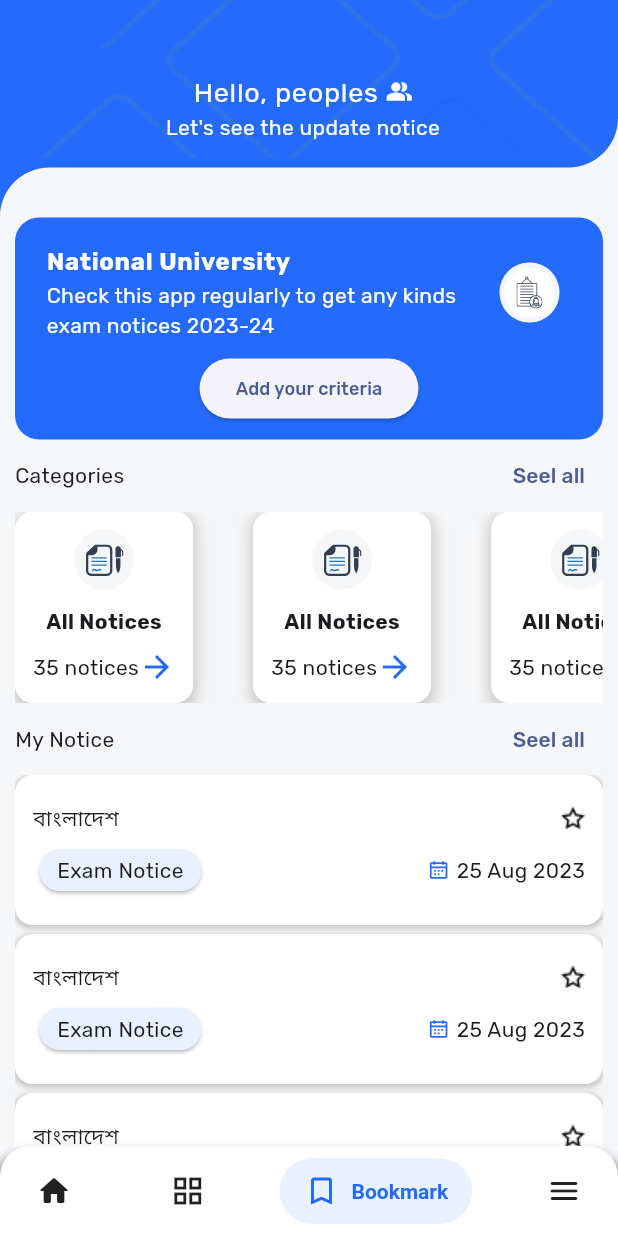
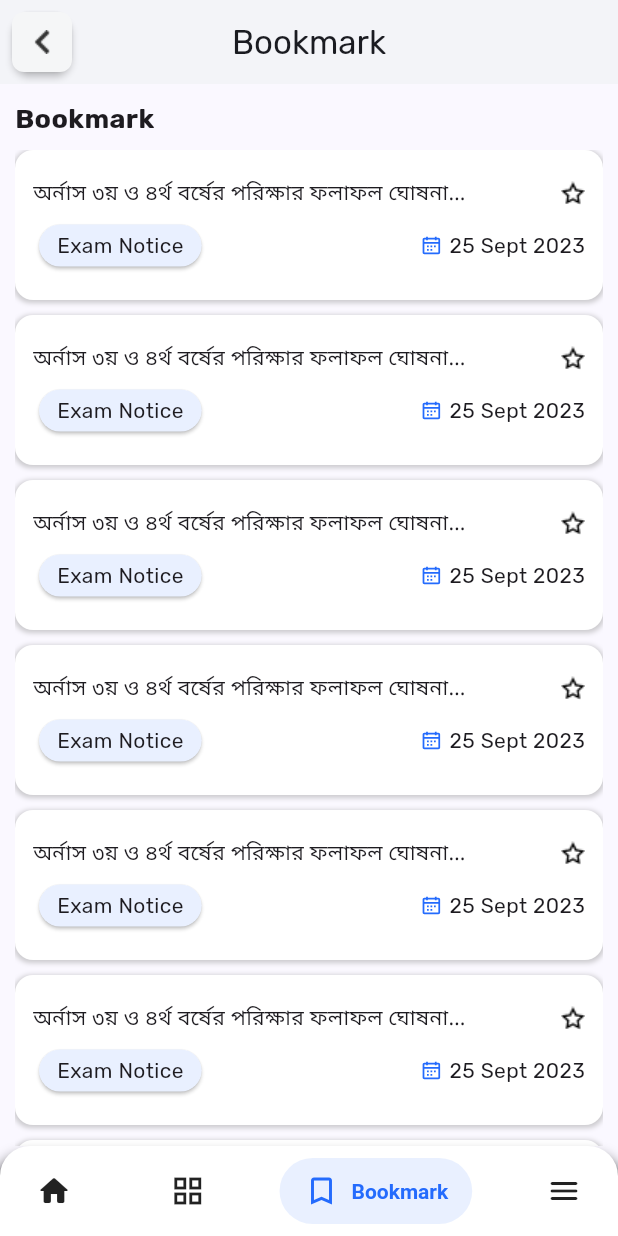
Before and after one commit to aacfahim/notice-board, a Flutter app: the screen it shows after launch, swiped to page 3, on a phone screen of 412 x 824 dp. Run offline on Flutter 3.47's test engine with Material 3 defaults, Android fonts, the phone set to English and light mode, and no system bars; drawn by our look-alikes of salomon_bottom_bar; our stand-ins replace flutter_svg, google_fonts.

Commit message:
Category, Bookmark screen with home screen modification

```diff
--- /dev/null
+++ b/devtools_options.yaml
@@ -0,0 +1 @@
+extensions:
--- /dev/null
+++ b/lib/features/home/ui/bookmark_screen.dart
@@ -0,0 +1,39 @@
+import 'package:flutter/material.dart';
+import 'package:notice_board/features/home/ui/widgets/common_appbar.dart';
+import 'package:notice_board/features/home/ui/widgets/notice_tile.dart';
+
+class BookmarkScreen extends StatelessWidget {
+  const BookmarkScreen({super.key});
+
+  @override
+  Widget build(BuildContext context) {
+    return Scaffold(
+      appBar: CommonAppBar(text: "Bookmark"),
+      body: Padding(
+        padding: const EdgeInsets.only(left: 10.0, right: 10, top: 10),
+        child: Column(
+          crossAxisAlignment: CrossAxisAlignment.start,
+          children: [
+            Text(
+              "Bookmark",
+              style: TextStyle(fontWeight: FontWeight.bold, fontSize: 18),
+            ),
+            SizedBox(height: 8),
+            Expanded(
+              child: ListView.separated(
+                  itemCount: 30,
+                  separatorBuilder: (index, _) => SizedBox(height: 10),
+                  itemBuilder: (context, index) {
+                    return NoticeTile(
+                        noticeType: "Exam Notice",
+                        title:
+                            "অর্নাস ৩য় ও ৪র্থ বর্ষের পরিক্ষার ফলাফল ঘোষনা করা হবে আগামী ৩ তারিখে",
+                        date: "25 Sept 2023");
+                  }),
+            )
+          ],
+        ),
+      ),
+    );
+  }
+}
--- a/lib/features/home/ui/custom_navbar.dart
+++ b/lib/features/home/ui/custom_navbar.dart
@@ -1,5 +1,7 @@
 import 'package:flutter/material.dart';
-import 'package:notice_board/features/home/ui/category.dart';
+import 'package:notice_board/features/home/ui/bookmark_screen.dart';
+
+import 'package:notice_board/features/home/ui/category_screen.dart';
 import 'package:notice_board/features/home/ui/home.dart';
 import 'package:salomon_bottom_bar/salomon_bottom_bar.dart';
 
@@ -41,9 +43,9 @@ class _CustomBottomNavigationBarState extends State<CustomBottomNavigationBar> {
         },
         children: [
           Home(),
-          Category(),
-          Home(),
-          Category(),
+          CategoryScreen(),
+          BookmarkScreen(),
+          BookmarkScreen(),
         ],
       ),
       bottomNavigationBar: Container(
--- a/lib/features/home/ui/home.dart
+++ b/lib/features/home/ui/home.dart
@@ -42,34 +42,58 @@ class _HomeState extends State<Home> {
                     ),
                     child: CriteriaWidget(),
                   ),
+                  SizedBox(height: height * 0.02),
                   Row(
                     mainAxisAlignment: MainAxisAlignment.spaceBetween,
                     children: [
-                      Text("Categories"),
-                      TextButton(
-                          onPressed: () {}, child: const Text("Seel all"))
+                      Text(
+                        "Categories",
+                        style: TextStyle(fontWeight: FontWeight.bold),
+                      ),
+                      Text("See all")
                     ],
                   ),
-                  SizedBox(
+                  SizedBox(height: height * 0.01),
+                  // Container(
+                  //   constraints: BoxConstraints(
+                  //     maxHeight: 100,
+                  //     minHeight: 10,
+                  //   ),
+                  //   color: Colors.blue,
+                  //   child: Container(
+                  //     height: 10,
+                  //     color: Colors.red,
+                  //   ),
+                  // ),
+                  Container(
                     // color: Colors.red,
-                    height: height * 0.155,
+                    height: height * 0.15,
+
+                    // constraints: BoxConstraints(
+                    //   maxHeight: 100,
+                    //   minHeight: 20,
+                    // ),
+
                     // height: 200,
                     child: ListView.separated(
                       scrollDirection: Axis.horizontal,
                       itemCount: 10,
                       itemBuilder: (context, index) {
                         return CategoryTile(
-                            title: "All Notices", noticesCount: 35);
+                            title: "All Notices", noticesCount: 30);
                       },
-                      separatorBuilder: (context, index) => SizedBox(width: 40),
+                      separatorBuilder: (context, index) => SizedBox(width: 20),
                     ),
                   ),
+                  SizedBox(height: height * 0.02),
                   Row(
                     mainAxisAlignment: MainAxisAlignment.spaceBetween,
                     children: [
-                      Text("My Notice"),
-                      TextButton(
-                          onPressed: () {}, child: const Text("Seel all"))
+                      Text(
+                        "All Notice",
+                        style: TextStyle(fontWeight: FontWeight.bold),
+                      ),
+                      Text("See all")
                     ],
                   ),
                   SizedBox(
@@ -78,10 +102,15 @@ class _HomeState extends State<Home> {
 
                     child: ListView.separated(
                         itemBuilder: (index, context) {
-                          return NoticeTile();
+                          return NoticeTile(
+                            title:
+                                "বাংলাদেশ হাউজ বিল্ডিং ফাইনান্স কর্পোরেশন এর নিয়োগ পরিক্ষা সময়সূচী - ০৮/০৯ ",
+                            noticeType: "Exam Notice",
+                            date: "25 Aug 2023",
+                          );
                         },
                         separatorBuilder: (index, context) =>
-                            SizedBox(height: 6),
+                            SizedBox(height: 12),
                         itemCount: 30),
                   ),
                 ],
--- a/lib/features/home/ui/widgets/categories_tile.dart
+++ b/lib/features/home/ui/widgets/categories_tile.dart
@@ -13,17 +13,19 @@ class CategoryTile extends StatelessWidget {
     double height = MediaQuery.of(context).size.height;
     double width = MediaQuery.of(context).size.width;
     return Container(
-      // height: height * .155,
-      height: 100,
-      // width: width * .4,
+      height: height * .12,
+      // height: 20,
+
+      width: width * .39,
+
       decoration: BoxDecoration(
           color: Colors.white,
           boxShadow: [
             BoxShadow(
               color: Colors.grey.withOpacity(0.5),
               spreadRadius: 2,
-              blurRadius: 7,
-              offset: Offset(0, 3),
+              blurRadius: 2,
+              offset: Offset(0, 2),
             ),
           ],
           borderRadius: BorderRadius.circular(12)),
--- a/lib/features/home/ui/widgets/notice_tile.dart
+++ b/lib/features/home/ui/widgets/notice_tile.dart
@@ -2,11 +2,21 @@ import 'package:flutter/material.dart';
 import 'package:flutter_svg/flutter_svg.dart';
 
 class NoticeTile extends StatelessWidget {
-  const NoticeTile({super.key, this.bookmarked = false});
+  const NoticeTile(
+      {super.key,
+      this.bookmarked = false,
+      required this.title,
+      this.noticeType,
+      required this.date});
   final bool bookmarked;
+  final String title;
+  final noticeType;
+  final String date;
 
   @override
   Widget build(BuildContext context) {
+    double width = MediaQuery.of(context).size.width;
+    double height = MediaQuery.of(context).size.height;
     return Container(
       padding: EdgeInsets.all(12),
       height: 100,
@@ -28,7 +38,10 @@ class NoticeTile extends StatelessWidget {
           Row(
             mainAxisAlignment: MainAxisAlignment.spaceBetween,
             children: [
-              Text("বাংলাদেশ"),
+              SizedBox(
+                width: width * 0.7,
+                child: Text(title, overflow: TextOverflow.ellipsis),
+              ),
               bookmarked
                   ? Image.asset("assets/bookmarked.png")
                   : Image.asset("assets/unbookmarked.png")
@@ -45,7 +58,7 @@ class NoticeTile extends StatelessWidget {
                 child: Padding(
                   padding:
                       const EdgeInsets.symmetric(horizontal: 12.0, vertical: 4),
-                  child: Text("Exam Notice"),
+                  child: Text(noticeType),
                 ),
               ),
               Row(
@@ -54,7 +67,7 @@ class NoticeTile extends StatelessWidget {
                     "assets/calendar-dates.svg",
                   ),
                   SizedBox(width: 5),
-                  Text("25 Aug 2023")
+                  Text(date)
                 ],
               )
             ],
--- a/pubspec.yaml
+++ b/pubspec.yaml
@@ -49,7 +49,7 @@ dev_dependencies:
   # activated in the `analysis_options.yaml` file located at the root of your
   # package. See that file for information about deactivating specific lint
   # rules and activating additional ones.
-  flutter_lints: ^2.0.0
+  # flutter_lints: ^2.0.0
 
 # For information on the generic Dart part of this file, see the
 # following page: https://dart.dev/tools/pub/pubspec
```
Also changed, not shown: lib/features/home/ui/category.dart (deleted, +0 -15 lines), lib/features/home/ui/category_screen.dart (added, +40 -0 lines), pubspec.lock.
